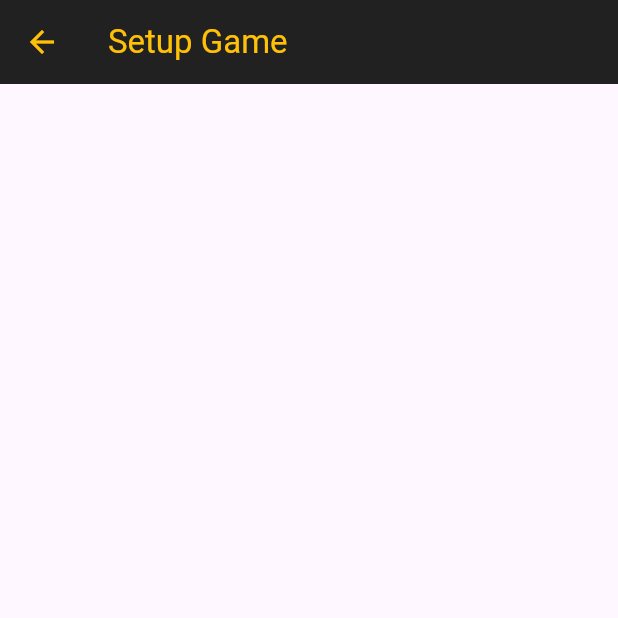
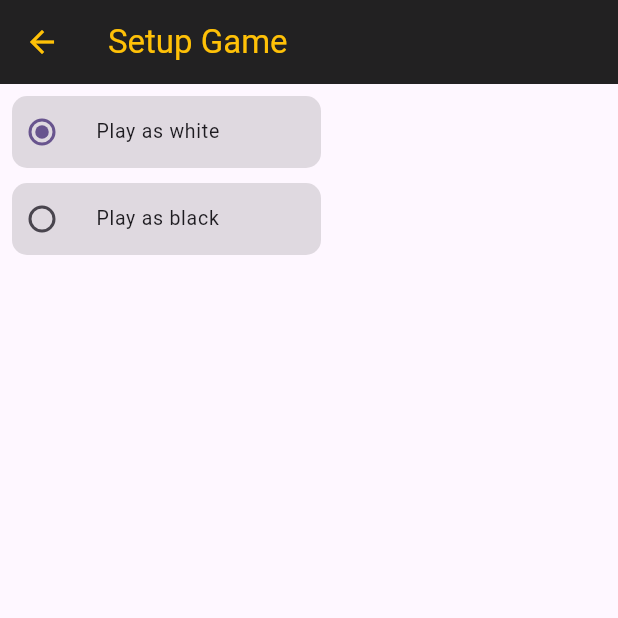
Before and after one commit to Schizoid-man/Skill-lab-chess-app, a Flutter app: the GameTimeScreen screen opened directly, after a tap on "1+0", on a phone screen of 412 x 824 dp, the top half of it. Run offline on Flutter 3.47's test engine with Material 3 defaults, Android fonts, the phone set to English and light mode, and no system bars; missing offline and left inert: bishop, square_bishop, squares.

Commit message:
added radio button to gamestartupscreen

```diff
--- /dev/null
+++ b/lib/constants.dart
@@ -0,0 +1,9 @@
+class Constants {
+  static const custom = "Custom";
+}
+enum PlayerColor {
+  white,black,
+}
+enum GameDifficulty {
+  easy, medium, hard,
+}
--- a/lib/main_screens/gameStartUpScreen.dart
+++ b/lib/main_screens/gameStartUpScreen.dart
@@ -1,4 +1,7 @@
+import 'package:chess_app/constants.dart';
+import 'package:chess_app/widgets/widgets.dart';
 import 'package:flutter/material.dart';
+import 'package:flutter/rendering.dart';
 
 class GameStartUpScreen extends StatefulWidget {
   const GameStartUpScreen({super.key, required this.isCustomTime, required this.gameTime});
@@ -9,18 +12,52 @@ final String gameTime;
 }
 
 class _GameStartUpScreenState extends State<GameStartUpScreen> {
+  PlayerColor playerColorGroup = PlayerColor.white;
   @override
   Widget build(BuildContext context) {
     return Scaffold(
       appBar: AppBar(
         backgroundColor: Colors.black87,
-        title: Text("Setup Game", style: TextStyle(color: Colors.amber),),
+        title: const Text("Setup Game", style: TextStyle(color: Colors.amber),),
         leading: IconButton( icon: const Icon(Icons.arrow_back, color: Colors.amber,), onPressed: (){
           Navigator.pop(context);
         },),
       ),
-      body: Column(
-        children: [],
+      body: Padding(
+        padding: const EdgeInsets.all(8.0),
+        child: Column(
+          children: [
+            //radio with list style ('_')
+            SizedBox(
+              width: MediaQuery.of(context).size.width *0.5,
+              child: PlayerColorRadioButton(
+                title: 'Play as ${PlayerColor.white.name}',
+                value: PlayerColor.white,
+                 groupValue: playerColorGroup,
+                 onChanged: (value){
+                  setState(() {
+                    playerColorGroup = value!;
+
+                  });
+
+                 },),
+            ),
+            const SizedBox(height: 10,),
+            SizedBox(
+              width: MediaQuery.of(context).size.width *0.5,
+              child: PlayerColorRadioButton(
+                title: 'Play as ${PlayerColor.black.name}',
+                value: PlayerColor.black,
+                 groupValue: playerColorGroup,
+                 onChanged: (value){
+                  setState(() {
+                    playerColorGroup = value!;
+                  });
+
+                 },),
+            )
+          ],
+        ),
       ),
     );
   }
--- a/lib/main_screens/gameTimeScreen.dart
+++ b/lib/main_screens/gameTimeScreen.dart
@@ -1,3 +1,4 @@
+import 'package:chess_app/constants.dart';
 import 'package:chess_app/helper/helperMethods.dart';
 import 'package:chess_app/main_screens/gameStartupScreen.dart';
 import 'package:chess_app/providers/gameProvider.dart';
@@ -45,7 +46,7 @@ class _GameTimeScreenState extends State<GameTimeScreen> {
               label: label,
               gameTime: gameTime,
               onTap: (){
-                if (label == 'Custom'){
+                if (label == Constants.custom){
                   Navigator.push(
                     context,
                     MaterialPageRoute(
--- /dev/null
+++ b/lib/widgets/widgets.dart
@@ -0,0 +1,30 @@
+import 'package:chess_app/constants.dart';
+import 'package:flutter/material.dart';
+
+class PlayerColorRadioButton extends StatelessWidget {
+  const PlayerColorRadioButton({
+    super.key,
+    required this.title,
+    required this.value,
+    required this.groupValue,
+    required this.onChanged,});
+    final String title;
+    final PlayerColor value;
+    final PlayerColor? groupValue;
+    final Function(PlayerColor?)?onChanged;
+
+
+  @override
+  Widget build(BuildContext context) {
+    return  RadioListTile<PlayerColor>(
+      title: Text(title),
+      value: value,
+      dense: true,
+      shape: RoundedRectangleBorder(borderRadius: BorderRadius.circular(10)),
+      contentPadding: EdgeInsets.zero,
+      tileColor: Colors.black12,
+      groupValue: groupValue,
+      onChanged: onChanged,
+    );
+  }
+}
```
